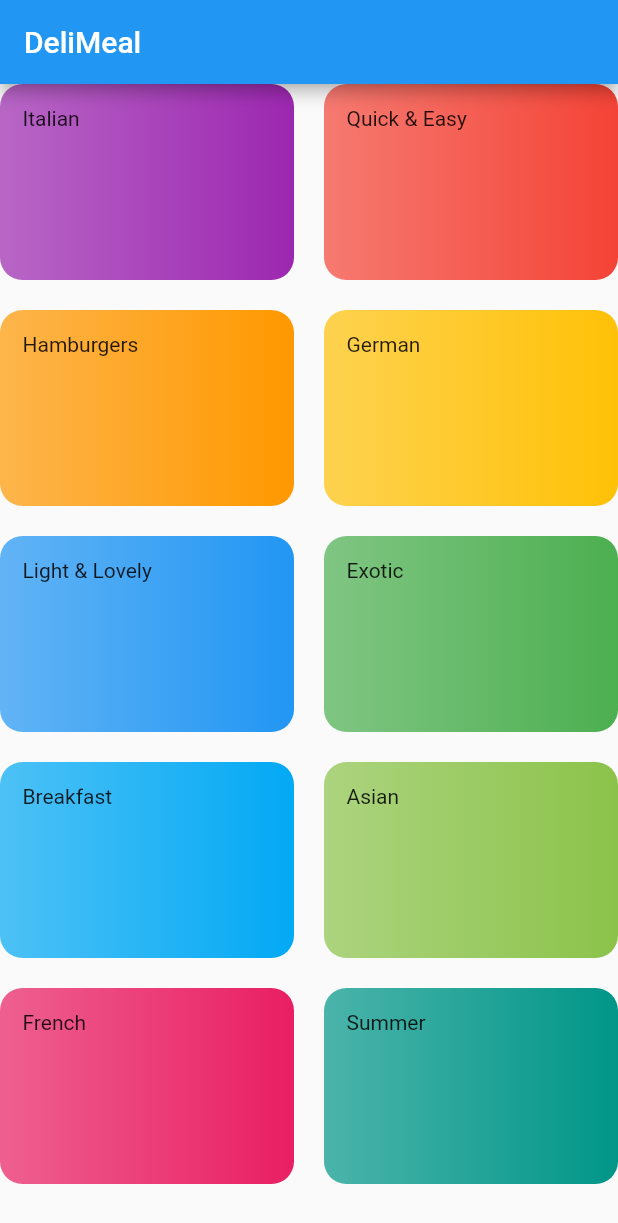
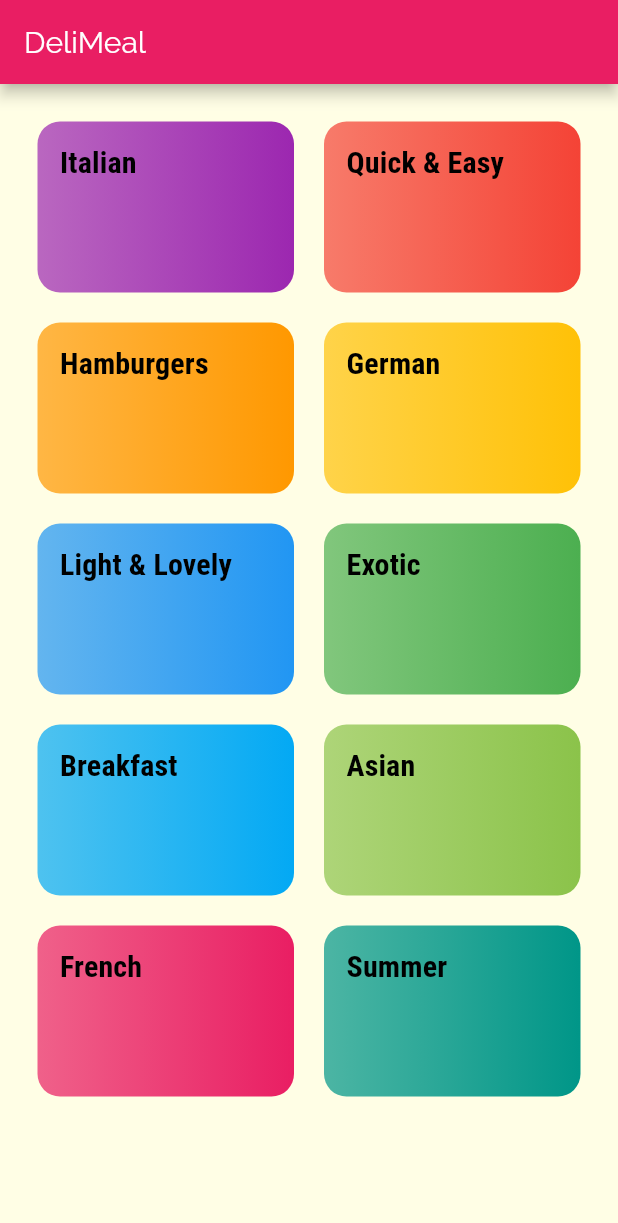
Before and after one commit to ramagrawal2001/meals_flutter_app, a Flutter app: the screen it shows after launch, on a phone screen of 412 x 824 dp. Shown: the top 1223 px of the screen. Run offline on Flutter 3.47's test engine with Material 2 defaults, Android fonts, the phone set to English and light mode, and no system bars.

```diff
--- a/lib/categories_screen.dart
+++ b/lib/categories_screen.dart
@@ -11,9 +11,11 @@ class CategoriesScreen extends StatelessWidget {
         title: const Text('DeliMeal'),
       ),
       body: GridView(
+        padding: const EdgeInsets.all(25),
         children: DUMMY_CATEGORIES
             .map(
               (catdata) => CategoryItem(
+                catdata.id,
                 catdata.title,
                 catdata.color,
               ),
--- a/lib/category_item.dart
+++ b/lib/category_item.dart
@@ -1,15 +1,32 @@
 import 'package:flutter/material.dart';
+import './category_meals_screen.dart';
 
 class CategoryItem extends StatelessWidget {
+  final String id;
   final String title;
   final Color color;
 
-  CategoryItem(this.title, this.color);
+  CategoryItem(this.id, this.title, this.color);
+
+  void selectCategory(BuildContext ctx) {
+    Navigator.of(ctx).pushNamed(
+      CategoryMealsScreen.routeName,
+      arguments: {'id': id, 'title': title},
+    );
+  }
+
   @override
   Widget build(BuildContext context) {
-    return Container(
+    return InkWell(
+      onTap: () => selectCategory(context),
+      splashColor: Theme.of(context).primaryColor,
+      borderRadius: BorderRadius.circular(15),
+      child: Container(
         padding: const EdgeInsets.all(15),
-      child: Text(title),
+        child: Text(
+          title,
+          style: Theme.of(context).textTheme.titleSmall,
+        ),
         decoration: BoxDecoration(
           gradient: LinearGradient(
             colors: [color.withOpacity(0.7), color],
@@ -18,6 +35,7 @@ class CategoryItem extends StatelessWidget {
           ),
           borderRadius: BorderRadius.circular(15),
         ),
+      ),
     );
   }
 }
--- a/lib/main.dart
+++ b/lib/main.dart
@@ -1,4 +1,5 @@
 import 'package:flutter/material.dart';
+import 'package:meals_app/category_meals_screen.dart';
 
 import './categories_screen.dart';
 
@@ -10,9 +11,28 @@ class MyApp extends StatelessWidget {
     return MaterialApp(
       title: 'DeliMeals',
       theme: ThemeData(
-        primarySwatch: Colors.blue,
+        colorScheme: ColorScheme.fromSwatch(primarySwatch: Colors.pink)
+            .copyWith(secondary: Colors.amber),
+        canvasColor: Color.fromRGBO(255, 254, 229, 1),
+        fontFamily: 'Raleway',
+        textTheme: TextTheme(
+          bodySmall: TextStyle(
+            color: Color.fromRGBO(20, 51, 51, 1),
+          ),
+          bodyMedium: TextStyle(
+            color: Color.fromRGBO(20, 51, 51, 1),
+          ),
+          titleSmall: TextStyle(
+            fontSize: 20,
+            fontFamily: 'RobotoCondensed',
+            fontWeight: FontWeight.w600,
+          ),
+        ),
       ),
       home: CategoriesScreen(),
+      routes: {
+        CategoryMealsScreen.routeName: ((context) => CategoryMealsScreen()),
+      },
     );
   }
 }
```
Also changed, not shown: lib/category_meals_screen.dart (added, +27 -0 lines), pubspec.yaml (+17 -11 lines), assets/fonts/Raleway-Black.ttf (added), assets/fonts/Raleway-Bold.ttf (added), assets/fonts/Raleway-Regular.ttf (added), assets/fonts/RobotoCondensed-Bold.ttf (added), assets/fonts/RobotoCondensed-Italic.ttf (added), assets/fonts/RobotoCondensed-Light.ttf (added), assets/fonts/RobotoCondensed-Regular.ttf (added). Lines whose indentation alone changed are shown as unchanged.
